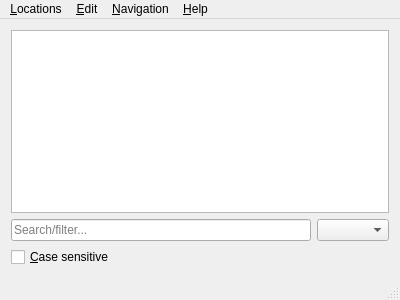
Old version of the form util/locations-editor/LocationListEditor.ui in the repository Stellarium/stellarium.
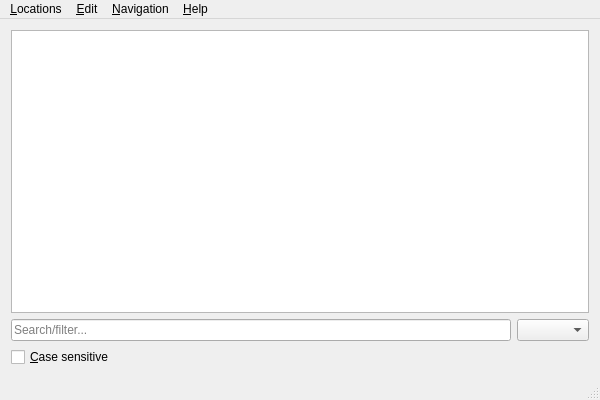
New version of the form.

Commit message: Location List Editor 1.3.0

Diff of the .ui file:
```diff
--- a/util/locations-editor/LocationListEditor.ui
+++ b/util/locations-editor/LocationListEditor.ui
@@ -7,8 +7,8 @@
    <rect>
     <x>0</x>
     <y>0</y>
-    <width>400</width>
-    <height>300</height>
+    <width>600</width>
+    <height>400</height>
    </rect>
   </property>
   <widget class="QWidget" name="centralWidget">
@@ -71,8 +71,8 @@
     <rect>
      <x>0</x>
      <y>0</y>
-     <width>400</width>
-     <height>21</height>
+     <width>600</width>
+     <height>25</height>
     </rect>
    </property>
    <widget class="QMenu" name="menuLocations">
```
Left out of the diff: 29 changed lines with no effect on the pictures. The commit also changes 4 other files.
